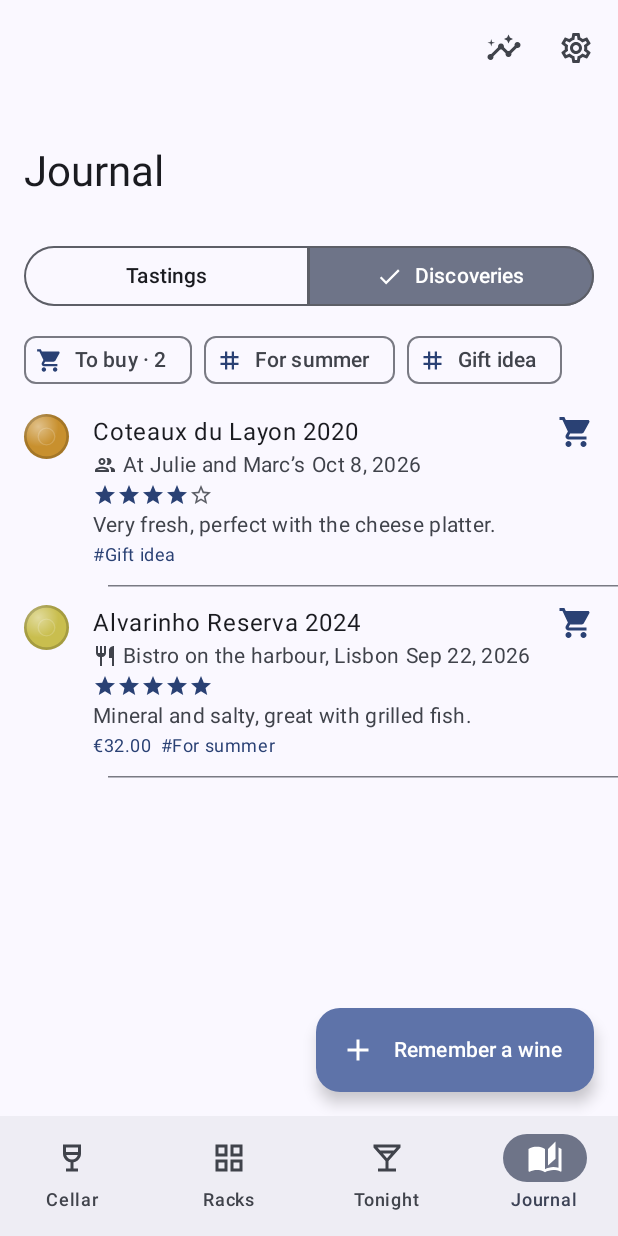
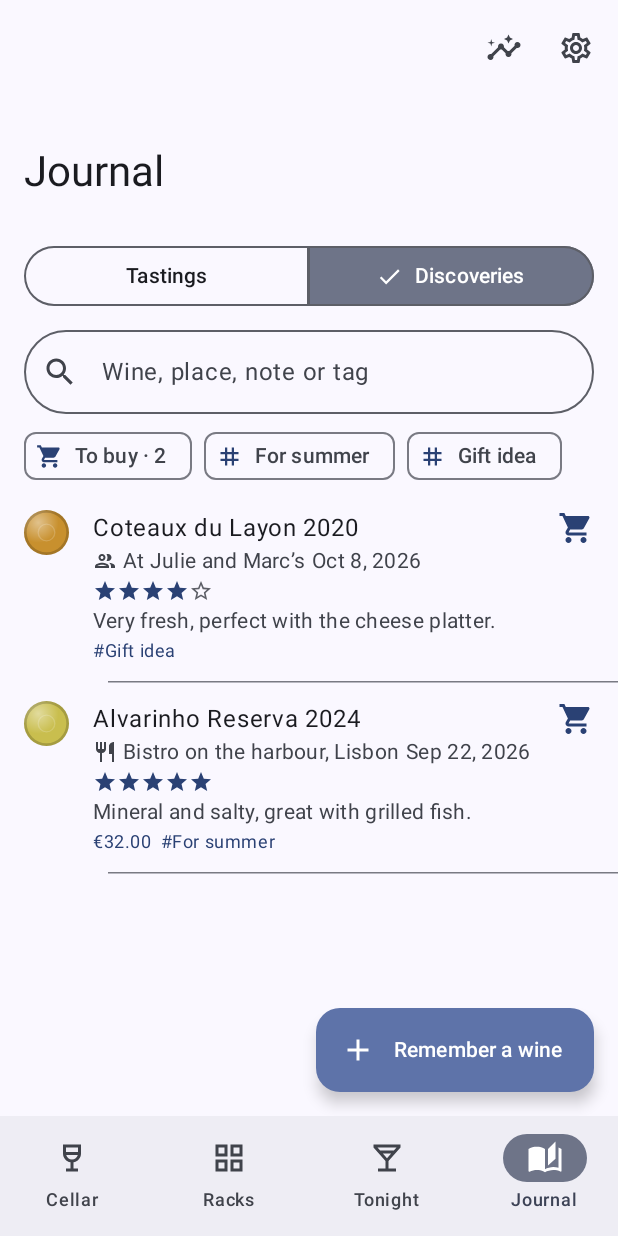
Before and after one commit to markedoe/encave, an Android app built with Jetpack Compose: the JournalScreen screen opened through its navigation route, after a tap on "Discoveries", on a phone screen of 412 x 824 dp. Run offline under Robolectric (Android 15) with nearby library versions, the phone set to English and light mode, and no system bars; our stand-ins replace navigation suite; pictures from the network do not load; 1 statement that could not run was skipped.

Commit message:
Search discoveries and keep them when undoing a wine deletion
Co-Authored-By: Claude Opus 5.5 <noreply@anthropic.com>

```diff
--- a/android/app/src/main/java/app/encave/ui/AppViewModel.kt
+++ b/android/app/src/main/java/app/encave/ui/AppViewModel.kt
@@ -233,9 +233,10 @@ class AppViewModel(
         val before = cellar.value
         val wine = before.wines[wineId] ?: return
         val bottles = before.bottles.values.filter { it.wineId == wineId }
+        val discoveries = before.discoveries.values.filter { it.wineId == wineId }
         change<Unit>({
             post(UiText.Res(R.string.msg_wine_deleted, listOf(wine.displayName))) {
-                change<Unit> { c -> c.merge(Cellar(listOf(wine), bottles)) }
+                change<Unit> { c -> c.merge(Cellar(listOf(wine), bottles, discoveries = discoveries)) }
             }
         }) { it.deleteWine(wineId) }
     }
--- a/android/app/src/main/java/app/encave/ui/add/AddBottleScreen.kt
+++ b/android/app/src/main/java/app/encave/ui/add/AddBottleScreen.kt
@@ -177,8 +177,9 @@ fun AddBottleScreen(viewModel: AppViewModel, navigator: AppNavigator, route: Add
                     }
                 },
                 actions = {
-                    // TODO(scan): label scanning (camera + on-device text recognition) prefills the
-                    // form here through LabelScan.parse(); see ui/scan/LabelScan.kt.
+                    // TODO(scan): on-device label scanning (camera + text recognition with no network
+                    // or reporting SDK) would prefill the form here with app.encave.core.LabelTextParser.
+                    // Until then a label photo is read only by the optional AI recognition.
                     TextButton(onClick = ::save) { Text(stringResource(R.string.action_add)) }
                 },
             )
--- a/android/app/src/main/java/app/encave/ui/journal/JournalScreen.kt
+++ b/android/app/src/main/java/app/encave/ui/journal/JournalScreen.kt
@@ -3,6 +3,10 @@ package app.encave.ui.journal
 import androidx.compose.foundation.clickable
 import androidx.compose.foundation.layout.fillMaxWidth
 import androidx.compose.material.icons.filled.Add
+import androidx.compose.material.icons.filled.Close
+import androidx.compose.material.icons.filled.Search
+import androidx.compose.foundation.shape.CircleShape
+import androidx.compose.material3.OutlinedTextField
 import androidx.compose.material.icons.outlined.AutoAwesome
 import androidx.compose.material3.Button
 import androidx.compose.material3.ExtendedFloatingActionButton
@@ -146,6 +150,22 @@ fun JournalScreen(viewModel: AppViewModel, navigator: AppNavigator) {
                         Button(onClick = { navigator.open(DiscoveryEditorRoute()) }) { Text(stringResource(R.string.discovery_new)) }
                     }
                 } else {
+                    OutlinedTextField(
+                        value = discoveryFilter.query,
+                        onValueChange = { discoveryFilter = discoveryFilter.copy(query = it) },
+                        placeholder = { Text(stringResource(R.string.discovery_search_hint)) },
+                        leadingIcon = { Icon(Icons.Filled.Search, contentDescription = null) },
+                        trailingIcon = {
+                            if (discoveryFilter.query.isNotEmpty()) {
+                                IconButton(onClick = { discoveryFilter = discoveryFilter.copy(query = "") }) {
+                                    Icon(Icons.Filled.Close, contentDescription = stringResource(R.string.action_clear_search))
+                                }
+                            }
+                        },
+                        singleLine = true,
+                        shape = CircleShape,
+                        modifier = Modifier.fillMaxWidth().padding(horizontal = Dimens.l, vertical = Dimens.xs),
+                    )
                     DiscoveryFilterBar(cellar, discoveryFilter) { discoveryFilter = it }
                     LazyColumn(Modifier.fillMaxSize(), contentPadding = PaddingValues(bottom = 96.dp)) {
                         discoveryItems(cellar, viewModel.photos, discoveryFilter, actions)
--- a/android/app/src/main/res/values/strings.xml
+++ b/android/app/src/main/res/values/strings.xml
@@ -330,6 +330,7 @@
     <string name="discovery_deleted">Discovery deleted</string>
     <string name="discovery_saved">Saved to your discoveries</string>
     <string name="discovery_added_to_list">Added to your shopping list</string>
+    <string name="discovery_search_hint">Wine, place, note or tag</string>
     <string name="discovery_none_match">No discoveries match</string>
     <string name="discovery_where">Where</string>
     <string name="discovery_place">Place</string>
```
Also changed, not shown: 2 other files.
